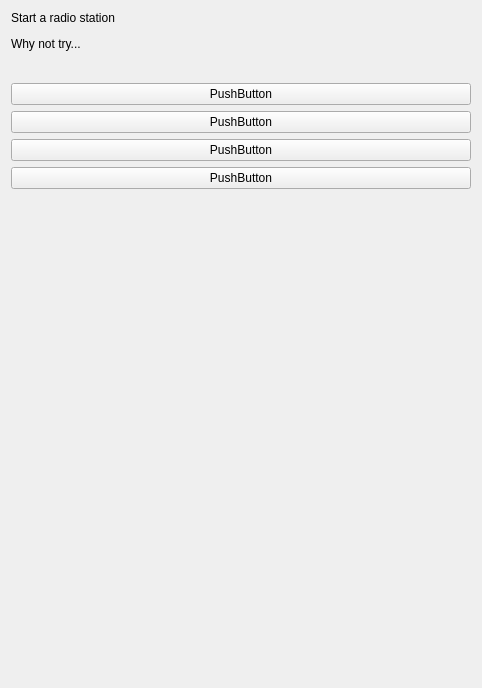
The window that app/client/Widgets/NothingPlayingWidget.ui (mutecypher/lastfm-desktop) describes before a commit, drawn with Qt 5.
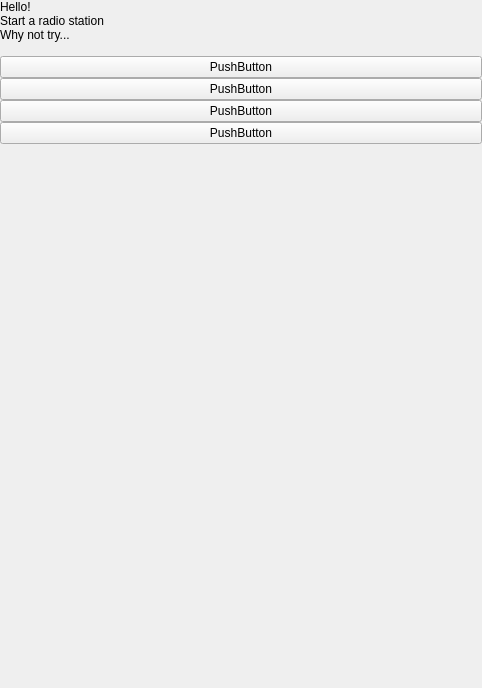
The same window after the commit. Custom widgets are drawn as their Qt base class.

Commit message: Improving the nothing playing widget.

```diff
--- a/app/client/Widgets/NothingPlayingWidget.ui
+++ b/app/client/Widgets/NothingPlayingWidget.ui
@@ -14,6 +14,19 @@
    <string>Form</string>
   </property>
   <layout class="QVBoxLayout" name="verticalLayout">
+   <property name="spacing">
+    <number>0</number>
+   </property>
+   <property name="margin">
+    <number>0</number>
+   </property>
+   <item>
+    <widget class="QLabel" name="top">
+     <property name="text">
+      <string>Hello!</string>
+     </property>
+    </widget>
+   </item>
    <item>
     <widget class="QLabel" name="start">
      <property name="text">
@@ -101,6 +114,12 @@
    <header>../Widgets/QuickStartWidget.h</header>
    <container>1</container>
   </customwidget>
+  <customwidget>
+   <class>StylableWidget</class>
+   <extends>QWidget</extends>
+   <header>lib/unicorn/StylableWidget.h</header>
+   <container>1</container>
+  </customwidget>
  </customwidgets>
  <resources/>
  <connections/>
```
Left out of the diff: 2 changed lines with no effect on the pictures. The commit also changes 3 other files.
